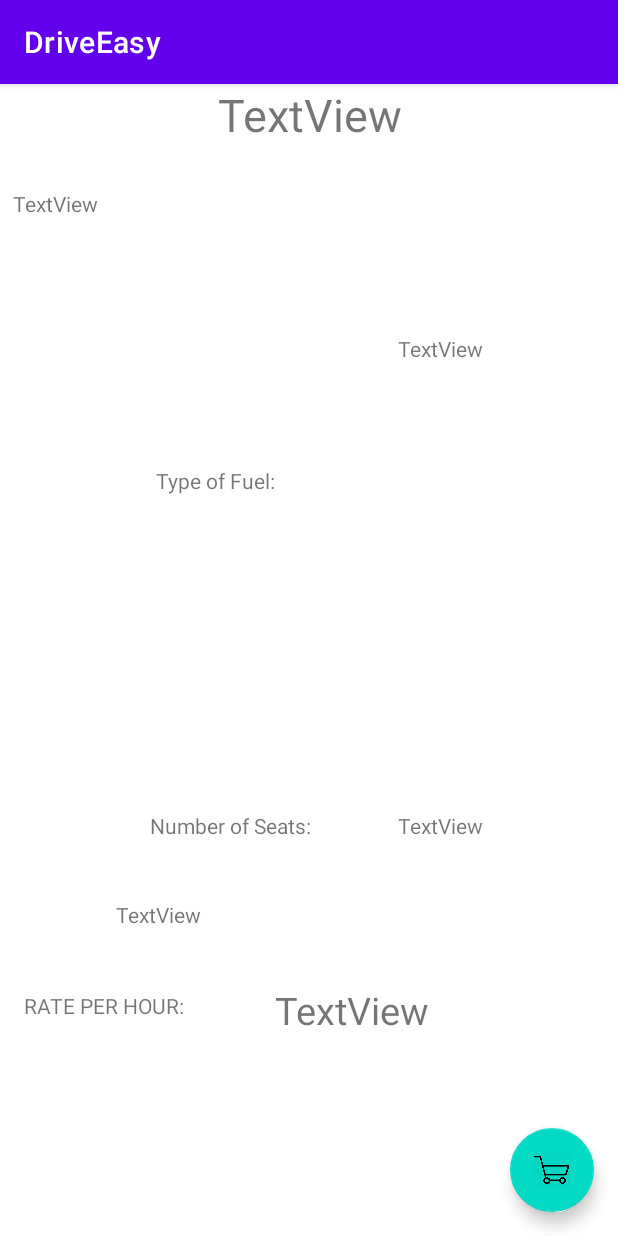
After one commit to bhavya-ln/DriveEasy, an Android app: the ItemScreen screen opened directly, with no data from a screen before it, on a phone screen of 412 x 824 dp. The commit adds this screen. Run offline under Robolectric (Android 15) with nearby library versions, the phone set to English and light mode, and no system bars.

Commit message:
item page
becuz our app is amazing

```diff
--- a/app/src/main/AndroidManifest.xml
+++ b/app/src/main/AndroidManifest.xml
@@ -4,7 +4,7 @@
 
     <uses-permission android:name="android.permission.INTERNET" />
     <uses-permission android:name="android.permission.ACCESS_NETWORK_STATE" />
-    <uses-permission android:name="android.permission.USE_BIOMETRIC"/>
+    <uses-permission android:name="android.permission.USE_BIOMETRIC" />
 
     <application
         android:allowBackup="true"
@@ -13,7 +13,8 @@
         android:roundIcon="@mipmap/ic_launcher_round"
         android:supportsRtl="true"
         android:theme="@style/Theme.DriveEasy">
-        <activity android:name=".PaymentAuth"></activity>
+        <activity android:name=".ItemScreen"></activity>
+        <activity android:name=".PaymentAuth" />
         <activity android:name=".Home" />
         <activity android:name=".SearchResultsActivity">
             <intent-filter>
--- a/app/src/main/java/com/example/driveeasy/CarAdapter.java
+++ b/app/src/main/java/com/example/driveeasy/CarAdapter.java
@@ -1,15 +1,20 @@
 package com.example.driveeasy;
 
 import android.content.Context;
+import android.content.Intent;
+import android.util.Log;
 import android.view.LayoutInflater;
 import android.view.View;
 import android.view.ViewGroup;
 import android.widget.ImageView;
 import android.widget.TextView;
+import android.widget.Toast;
 
 import androidx.annotation.NonNull;
 import androidx.recyclerview.widget.RecyclerView;
 
+import com.google.firebase.database.DatabaseReference;
+import com.google.firebase.database.FirebaseDatabase;
 import com.squareup.picasso.Picasso;
 
 import java.util.ArrayList;
@@ -42,6 +47,29 @@ public class CarAdapter extends RecyclerView.Adapter<CarAdapter.MyViewHolder> {
         holder.noS.setText(car.getNoS());
         holder.price.setText(car.getPrice());
         Picasso.with(context).load(car.getImgID()).resize(260, 260).into(holder.imgID);
+//        holder.imgID.setOnClickListener(new View.OnClickListener() {
+//            @Override
+//            public void onClick(View v) {
+//                FirebaseDatabase rootNode;
+//                DatabaseReference reference,ref;
+//                rootNode= FirebaseDatabase.getInstance();
+//                reference=rootNode.getReference("Users");
+//                ref=reference.child();
+//            }
+//        });
+        //            view = itemView;
+//            view.setOnClickListener(new View.OnClickListener() {
+//                @Override
+//                public void onClick(View v) {
+//                }
+//            });
+        holder.imgID.setOnClickListener(new View.OnClickListener() {
+            @Override
+            public void onClick(View v) {
+                Log.i("W4K","Click-"+position);
+                context.startActivity(new Intent(context,ItemScreen.class));
+            }
+        });
 
 
     }
@@ -54,9 +82,9 @@ public class CarAdapter extends RecyclerView.Adapter<CarAdapter.MyViewHolder> {
     public static class MyViewHolder extends RecyclerView.ViewHolder {
         TextView name,noS,numplate,ft,type,price;
         ImageView imgID;
+        public View view;
         public MyViewHolder(@NonNull View itemView) {
             super(itemView);
-
             name = itemView.findViewById(R.id.name);
             noS = itemView.findViewById(R.id.seats);
             numplate = itemView.findViewById(R.id.numberplate);
@@ -64,9 +92,19 @@ public class CarAdapter extends RecyclerView.Adapter<CarAdapter.MyViewHolder> {
             type = itemView.findViewById(R.id.type);
             price = itemView.findViewById(R.id.price);
             imgID = itemView.findViewById(R.id.imgID);
+//            view = itemView;
+//            view.setOnClickListener(new View.OnClickListener() {
+//                @Override
+//                public void onClick(View v) {
+//                    Intent intent = new Intent(com.example.driveeasy.CarAdapter.this, ItemScreen.class);
+//                    startActivity(intent);
+//                }
+//            });
 
         }
+
     }
 
 
+
 }
--- /dev/null
+++ b/app/src/main/java/com/example/driveeasy/ItemScreen.java
@@ -0,0 +1,21 @@
+package com.example.driveeasy;
+
+import androidx.appcompat.app.AppCompatActivity;
+
+import android.os.Bundle;
+import android.widget.TextView;
+
+public class ItemScreen extends AppCompatActivity {
+
+    @Override
+    protected void onCreate(Bundle savedInstanceState) {
+        super.onCreate(savedInstanceState);
+        setContentView(R.layout.activity_item_screen);
+        TextView carname = findViewById(R.id.carname);
+        TextView fueltypeinput = findViewById(R.id.FuelTypeInput);
+        TextView seatnumberinput = findViewById(R.id.SeatNumberInput);
+        TextView description = findViewById(R.id.descriptionInput);
+        TextView cost = findViewById(R.id.CostInput);
+
+    }
+}
--- /dev/null
+++ b/app/src/main/res/layout/activity_item_screen.xml
@@ -0,0 +1,133 @@
+<?xml version="1.0" encoding="utf-8"?>
+<androidx.constraintlayout.widget.ConstraintLayout xmlns:android="http://schemas.android.com/apk/res/android"
+    xmlns:app="http://schemas.android.com/apk/res-auto"
+    xmlns:tools="http://schemas.android.com/tools"
+    android:layout_width="match_parent"
+    android:layout_height="match_parent"
+    tools:context=".ItemScreen">
+
+    <ImageView
+        android:id="@+id/imageView"
+        android:layout_width="wrap_content"
+        android:layout_height="wrap_content"
+        app:layout_constraintEnd_toEndOf="parent"
+        app:layout_constraintStart_toStartOf="parent"
+        app:layout_constraintTop_toTopOf="parent"
+        tools:srcCompat="@tools:sample/avatars" />
+
+    <TextView
+        android:id="@+id/carname"
+        android:layout_width="186dp"
+        android:layout_height="50dp"
+        android:text="TextView"
+        android:textAlignment="center"
+        android:textSize="30dp"
+        app:layout_constraintEnd_toEndOf="parent"
+        app:layout_constraintStart_toStartOf="parent"
+        app:layout_constraintTop_toBottomOf="@+id/imageView"
+        android:gravity="center_horizontal" />
+
+    <TextView
+        android:id="@+id/FuelType"
+        android:layout_width="wrap_content"
+        android:layout_height="wrap_content"
+        android:layout_marginStart="104dp"
+        android:layout_marginLeft="104dp"
+        android:layout_marginBottom="48dp"
+        android:text="Type of Fuel:"
+        app:layout_constraintBottom_toTopOf="@+id/SeatNumber"
+        app:layout_constraintStart_toStartOf="parent"
+        app:layout_constraintTop_toBottomOf="@+id/descriptionInput" />
+
+    <TextView
+        android:id="@+id/SeatNumber"
+        android:layout_width="wrap_content"
+        android:layout_height="wrap_content"
+        android:layout_marginStart="100dp"
+        android:layout_marginLeft="100dp"
+        android:layout_marginBottom="264dp"
+        android:text="Number of Seats:"
+        app:layout_constraintBottom_toBottomOf="parent"
+        app:layout_constraintStart_toStartOf="parent" />
+
+    <TextView
+        android:id="@+id/Cost"
+        android:layout_width="123dp"
+        android:layout_height="39dp"
+        android:layout_marginStart="16dp"
+        android:layout_marginLeft="16dp"
+        android:layout_marginBottom="124dp"
+        android:text="RATE PER HOUR:"
+        app:layout_constraintBottom_toBottomOf="parent"
+        app:layout_constraintStart_toStartOf="parent" />
+
+    <TextView
+        android:id="@+id/descriptionInput"
+        android:layout_width="395dp"
+        android:layout_height="22dp"
+        android:layout_marginTop="20dp"
+        android:text="TextView"
+        app:layout_constraintEnd_toEndOf="parent"
+        app:layout_constraintStart_toStartOf="parent"
+        app:layout_constraintTop_toBottomOf="@+id/carname" />
+
+    <TextView
+        android:id="@+id/FuelTypeInput"
+        android:layout_width="wrap_content"
+        android:layout_height="wrap_content"
+        android:text="TextView"
+        app:layout_constraintBottom_toTopOf="@+id/SeatNumberInput"
+        app:layout_constraintEnd_toEndOf="parent"
+        app:layout_constraintHorizontal_bias="0.473"
+        app:layout_constraintStart_toEndOf="@+id/FuelType"
+        app:layout_constraintTop_toBottomOf="@+id/descriptionInput"
+        app:layout_constraintVertical_bias="0.2" />
+
+    <TextView
+        android:id="@+id/SeatNumberInput"
+        android:layout_width="wrap_content"
+        android:layout_height="wrap_content"
+        android:layout_marginEnd="88dp"
+        android:layout_marginRight="88dp"
+        android:layout_marginBottom="264dp"
+        android:text="TextView"
+        app:layout_constraintBottom_toBottomOf="parent"
+        app:layout_constraintEnd_toEndOf="parent"
+        app:layout_constraintHorizontal_bias="0.971"
+        app:layout_constraintStart_toEndOf="@+id/SeatNumber" />
+
+    <TextView
+        android:id="@+id/CostInput"
+        android:layout_width="114dp"
+        android:layout_height="44dp"
+        android:layout_marginStart="44dp"
+        android:layout_marginLeft="44dp"
+        android:layout_marginBottom="124dp"
+        android:text="TextView"
+        android:textSize="25dp"
+        app:layout_constraintBottom_toBottomOf="parent"
+        app:layout_constraintStart_toEndOf="@+id/Cost" />
+
+    <com.google.android.material.floatingactionbutton.FloatingActionButton
+        android:id="@+id/Buy"
+        android:layout_width="wrap_content"
+        android:layout_height="wrap_content"
+        android:layout_marginEnd="16dp"
+        android:layout_marginRight="16dp"
+        android:layout_marginBottom="16dp"
+        android:clickable="true"
+        app:layout_constraintBottom_toBottomOf="parent"
+        app:layout_constraintEnd_toEndOf="parent"
+        app:srcCompat="@drawable/cart" />
+
+    <TextView
+        android:id="@+id/textView10"
+        android:layout_width="257dp"
+        android:layout_height="23dp"
+        android:layout_marginTop="40dp"
+        android:text="TextView"
+        app:layout_constraintEnd_toEndOf="parent"
+        app:layout_constraintHorizontal_bias="0.498"
+        app:layout_constraintStart_toStartOf="parent"
+        app:layout_constraintTop_toBottomOf="@+id/SeatNumber" />
+</androidx.constraintlayout.widget.ConstraintLayout>
```
Also changed, not shown: app/src/main/java/com/example/driveeasy/Home.java (+15 -0 lines), app/src/main/res/drawable/cart.png (added).
